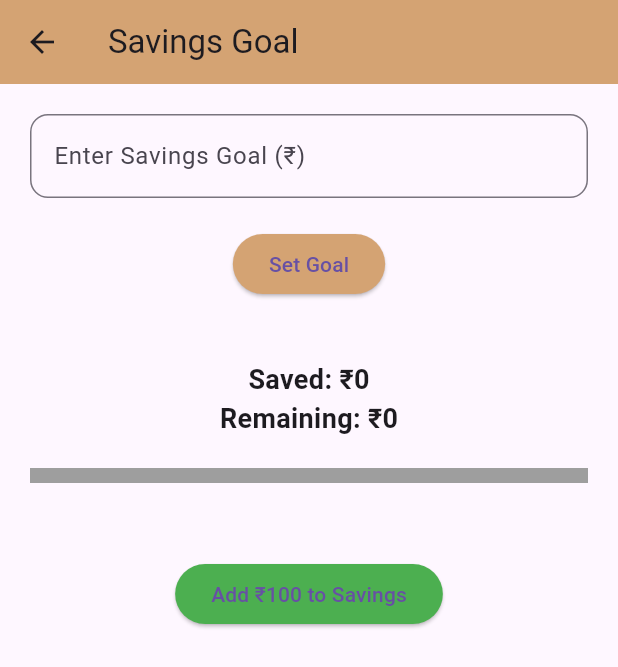
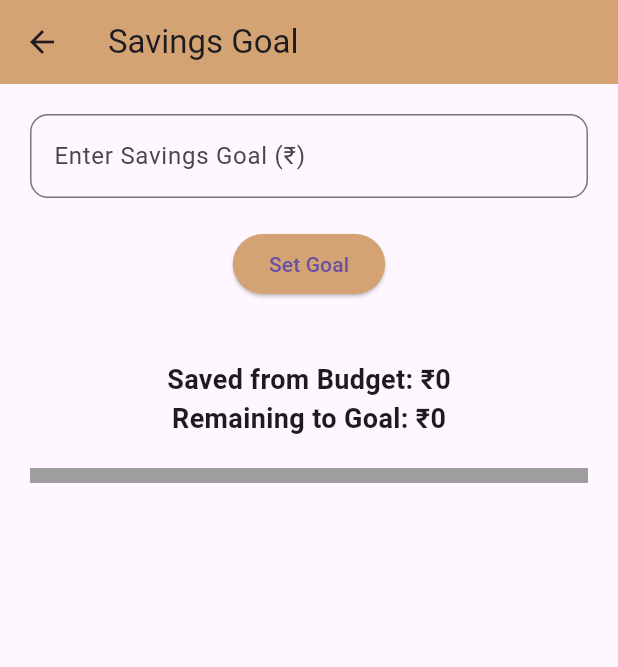
Before and after one commit to Thanusrisabarirajan/SMART_SPEND_APP, a Flutter app: the ExpenseScreen screen opened directly with empty values, after a tap on "Savings Goal", on a phone screen of 412 x 824 dp. Shown: the top 667 px of the screen. Run offline on Flutter 3.47's test engine with Material 3 defaults, Android fonts, the phone set to English and light mode, and no system bars.

Commit message:
Fixed DropdownButtonFormField warning and integrated savings goal screen with real expense tracking

```diff
--- a/lib/expense_screen.dart
+++ b/lib/expense_screen.dart
@@ -47,7 +47,8 @@ class _ExpenseScreenState extends State<ExpenseScreen> {
     }
 
     int index = widget.categories.indexWhere(
-        (cat) => cat["name"] == selectedCategory);
+      (cat) => cat["name"] == selectedCategory,
+    );
 
     int remaining = widget.categories[index]["limit"];
 
@@ -113,7 +114,7 @@ class _ExpenseScreenState extends State<ExpenseScreen> {
 
             DropdownButtonFormField<String>(
               hint: const Text("Select Category"),
-              value: selectedCategory,
+              initialValue: selectedCategory, // FIXED HERE
 
               items: widget.categories.map((cat) {
                 return DropdownMenuItem<String>(
@@ -134,7 +135,6 @@ class _ExpenseScreenState extends State<ExpenseScreen> {
             TextField(
               controller: expenseController,
               keyboardType: TextInputType.number,
-
               decoration: InputDecoration(
                 hintText: "Enter expense amount",
                 border: OutlineInputBorder(
@@ -176,7 +176,10 @@ class _ExpenseScreenState extends State<ExpenseScreen> {
                 Navigator.push(
                   context,
                   MaterialPageRoute(
-                    builder: (context) => const SavingsGoalScreen(),
+                    builder: (context) => SavingsGoalScreen(
+                      totalBudget: totalBudget,
+                      totalSpent: totalSpent,
+                    ),
                   ),
                 );
 
@@ -207,34 +210,24 @@ class _ExpenseScreenState extends State<ExpenseScreen> {
             const SizedBox(height: 10),
 
             Expanded(
-
               child: ListView.builder(
-
                 itemCount: expenseHistory.length,
-
                 itemBuilder: (context, index) {
 
                   return Card(
-
                     child: ListTile(
-
                       title: Text(expenseHistory[index]["category"]),
-
                       trailing: Text(
                         "₹${expenseHistory[index]["amount"]}",
                         style: const TextStyle(
                           fontWeight: FontWeight.bold,
                         ),
                       ),
-
                     ),
-
                   );
 
                 },
-
               ),
-
             ),
 
           ],
--- a/lib/savings_goal_screen.dart
+++ b/lib/savings_goal_screen.dart
@@ -1,7 +1,15 @@
 import 'package:flutter/material.dart';
 
 class SavingsGoalScreen extends StatefulWidget {
-  const SavingsGoalScreen({super.key});
+
+  final int totalBudget;
+  final int totalSpent;
+
+  const SavingsGoalScreen({
+    super.key,
+    required this.totalBudget,
+    required this.totalSpent,
+  });
 
   @override
   State<SavingsGoalScreen> createState() => _SavingsGoalScreenState();
@@ -12,10 +20,16 @@ class _SavingsGoalScreenState extends State<SavingsGoalScreen> {
   final TextEditingController goalController = TextEditingController();
 
   int savingsGoal = 0;
-  int savedAmount = 0;
 
   @override
   Widget build(BuildContext context) {
+
+    // savings automatically calculated
+    int savedAmount = widget.totalBudget - widget.totalSpent;
+
+    if (savedAmount < 0) {
+      savedAmount = 0;
+    }
 
     int remaining = savingsGoal - savedAmount;
 
@@ -82,7 +96,7 @@ class _SavingsGoalScreenState extends State<SavingsGoalScreen> {
             const SizedBox(height: 40),
 
             Text(
-              "Saved: ₹$savedAmount",
+              "Saved from Budget: ₹$savedAmount",
               style: const TextStyle(
                 fontSize: 18,
                 fontWeight: FontWeight.bold,
@@ -90,7 +104,7 @@ class _SavingsGoalScreenState extends State<SavingsGoalScreen> {
             ),
 
             Text(
-              "Remaining: ₹$remaining",
+              "Remaining to Goal: ₹$remaining",
               style: const TextStyle(
                 fontSize: 18,
                 fontWeight: FontWeight.bold,
@@ -118,26 +132,6 @@ class _SavingsGoalScreenState extends State<SavingsGoalScreen> {
                 ),
               ),
 
-            const SizedBox(height: 30),
-
-            ElevatedButton(
-
-              onPressed: () {
-
-                setState(() {
-                  savedAmount += 100; // demo increment
-                });
-
-              },
-
-              style: ElevatedButton.styleFrom(
-                backgroundColor: Colors.green,
-              ),
-
-              child: const Text("Add ₹100 to Savings"),
-
-            ),
-
           ],
         ),
       ),
```
